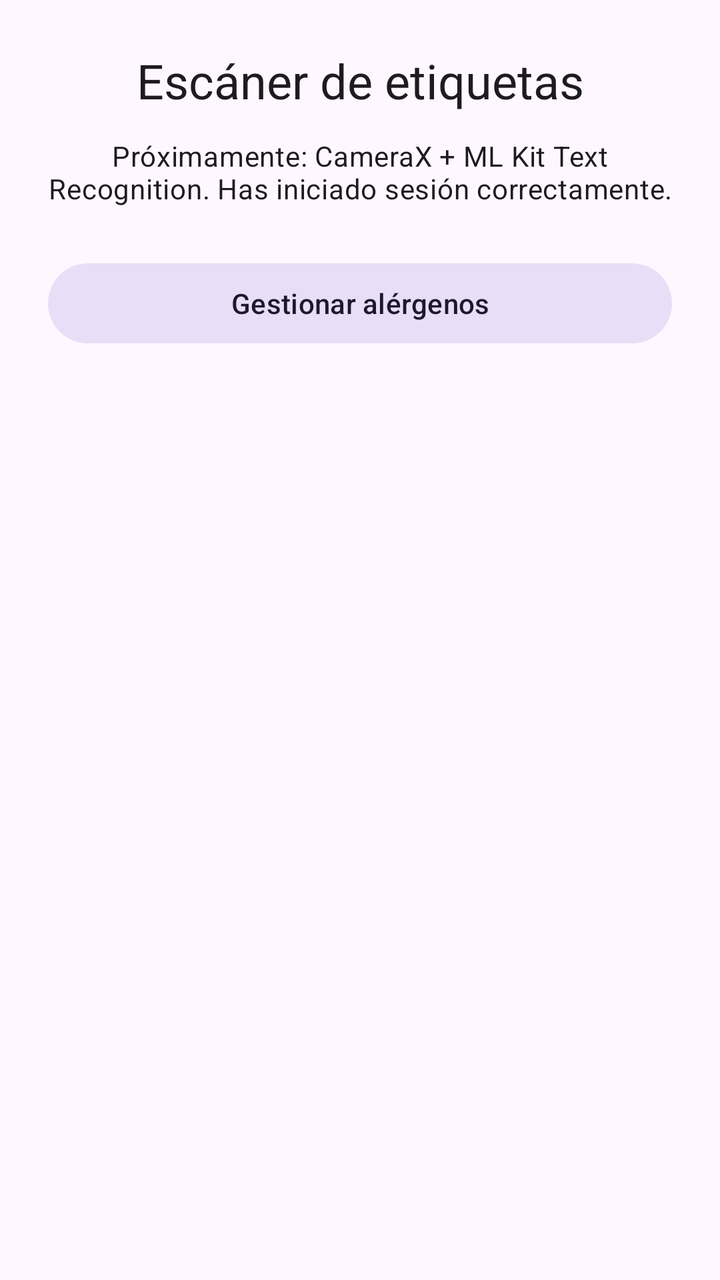
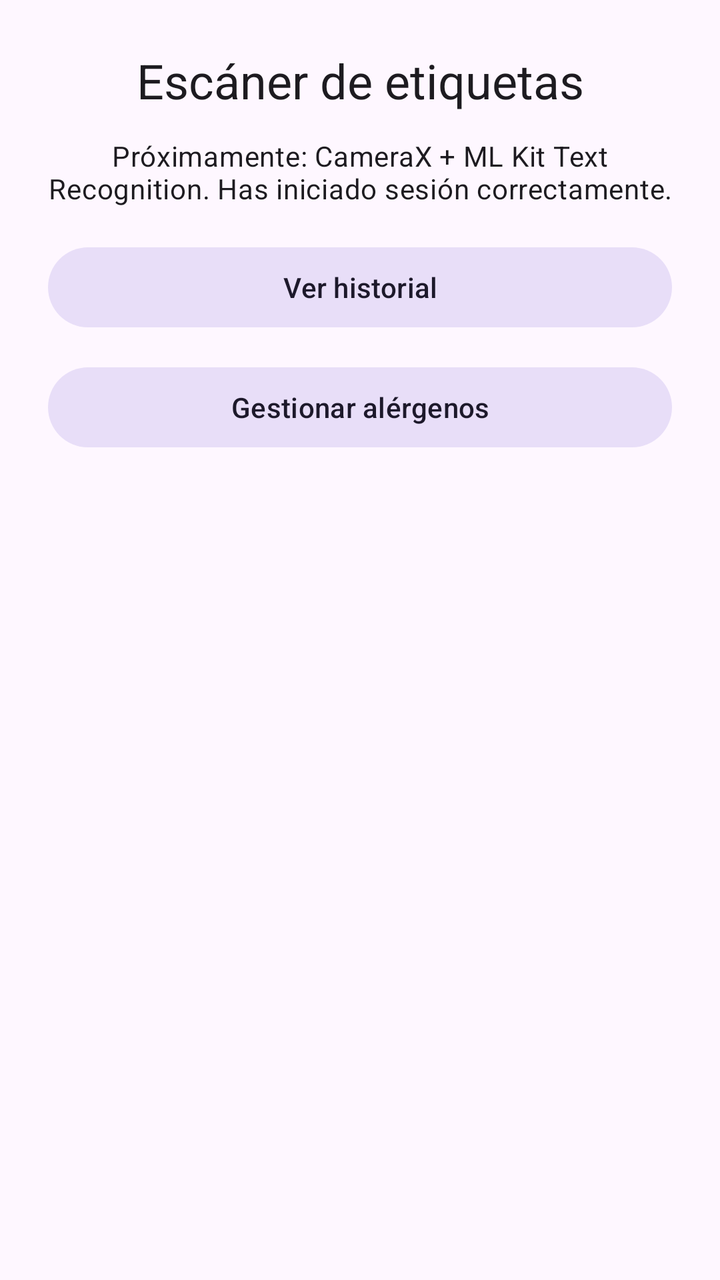

Two renders of the same Android screen: before a commit and after it. Below are the layout's source before the change and the commit's diff.
<!-- AndroidManifest.xml: application theme Theme.SafeBite -->
<!-- res/layout/fragment_scanner.xml -->
<?xml version="1.0" encoding="utf-8"?>
<LinearLayout xmlns:android="http://schemas.android.com/apk/res/android"
    xmlns:app="http://schemas.android.com/apk/res-auto"
    xmlns:tools="http://schemas.android.com/tools"
    android:layout_width="match_parent"
    android:layout_height="match_parent"
    android:gravity="center_horizontal"
    android:orientation="vertical"
    android:padding="24dp"
    tools:context=".ui.auth.ScannerFragment">

    <TextView
        android:layout_width="match_parent"
        android:layout_height="wrap_content"
        android:gravity="center"
        android:text="@string/auth_scanner_title"
        android:textAppearance="?attr/textAppearanceHeadlineSmall" />

    <TextView
        android:layout_width="match_parent"
        android:layout_height="wrap_content"
        android:layout_marginTop="12dp"
        android:gravity="center"
        android:text="@string/auth_scanner_body"
        android:textAppearance="?attr/textAppearanceBodyMedium" />

    <com.google.android.material.button.MaterialButton
        android:id="@+id/buttonManageAllergens"
        style="@style/Widget.Material3.Button.TonalButton"
        android:layout_width="match_parent"
        android:layout_height="wrap_content"
        android:layout_marginTop="24dp"
        android:text="@string/allergens_open_button" />
</LinearLayout>
<!-- resources referenced by this layout -->
<resources>
  <string name="allergens_open_button">Gestionar alérgenos</string>
  <string name="auth_scanner_body">Próximamente: CameraX + ML Kit Text Recognition. Has iniciado sesión correctamente.</string>
  <string name="auth_scanner_title">Escáner de etiquetas</string>
  <style name="Theme.SafeBite" parent="Theme.Material3.Light.NoActionBar">
          <item name="colorPrimary">@color/purple_500</item>
          <item name="colorPrimaryContainer">@color/purple_200</item>
          <item name="colorOnPrimary">@color/white</item>
          <item name="android:statusBarColor">?attr/colorPrimary</item>
      </style>
  <color name="purple_500">#FF6200EE</color>
  <color name="purple_200">#FFBB86FC</color>
  <color name="white">#FFFFFFFF</color>
</resources>

<!-- the commit's change to res/layout/fragment_scanner.xml (unified diff, before → after) -->
@@ -25,10 +25,18 @@
         android:textAppearance="?attr/textAppearanceBodyMedium" />
 
     <com.google.android.material.button.MaterialButton
+        android:id="@+id/buttonOpenHistory"
+        style="@style/Widget.Material3.Button.TonalButton"
+        android:layout_width="match_parent"
+        android:layout_height="wrap_content"
+        android:layout_marginTop="16dp"
+        android:text="@string/history_open_button" />
+
+    <com.google.android.material.button.MaterialButton
         android:id="@+id/buttonManageAllergens"
         style="@style/Widget.Material3.Button.TonalButton"
         android:layout_width="match_parent"
         android:layout_height="wrap_content"
-        android:layout_marginTop="24dp"
+        android:layout_marginTop="12dp"
         android:text="@string/allergens_open_button" />
 </LinearLayout>
<!-- resource entries referenced after the edit -->
@@ -3,6 +3,7 @@
   <string name="allergens_open_button">Gestionar alérgenos</string>
   <string name="auth_scanner_body">Próximamente: CameraX + ML Kit Text Recognition. Has iniciado sesión correctamente.</string>
   <string name="auth_scanner_title">Escáner de etiquetas</string>
+  <string name="history_open_button">Ver historial</string>
   <style name="Theme.SafeBite" parent="Theme.Material3.Light.NoActionBar">
           <item name="colorPrimary">@color/purple_500</item>
           <item name="colorPrimaryContainer">@color/purple_200</item>
